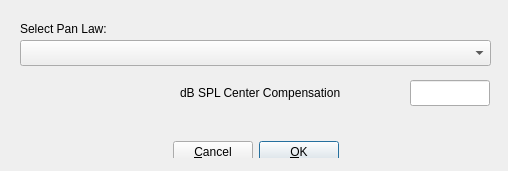
Before: the Qt Designer form src/gui/src/PanLawDialog_UI.ui in hydrogen-music/hydrogen, drawn with Qt 5.
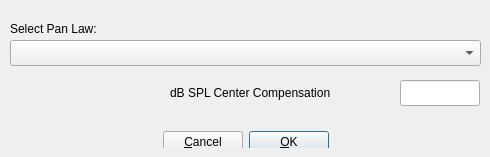
After: the same form once the commit is applied.

```diff
--- a/src/gui/src/PanLawDialog_UI.ui
+++ b/src/gui/src/PanLawDialog_UI.ui
@@ -6,8 +6,8 @@
    <rect>
     <x>0</x>
     <y>0</y>
-    <width>508</width>
-    <height>171</height>
+    <width>490</width>
+    <height>157</height>
    </rect>
   </property>
   <property name="windowTitle">
@@ -16,7 +16,7 @@
   <widget class="QComboBox" name="panLawComboBox">
    <property name="geometry">
     <rect>
-     <x>20</x>
+     <x>10</x>
      <y>40</y>
      <width>471</width>
      <height>26</height>
@@ -38,7 +38,7 @@
   <widget class="QLabel" name="panLawLbl">
    <property name="geometry">
     <rect>
-     <x>20</x>
+     <x>10</x>
      <y>20</y>
      <width>121</width>
      <height>18</height>
@@ -51,7 +51,7 @@
   <widget class="QLabel" name="dBCompensationLbl">
    <property name="geometry">
     <rect>
-     <x>180</x>
+     <x>170</x>
      <y>80</y>
      <width>220</width>
      <height>26</height>
@@ -70,7 +70,7 @@
   <widget class="QLineEdit" name="dBCompensationLineEdit">
    <property name="geometry">
     <rect>
-     <x>410</x>
+     <x>400</x>
      <y>80</y>
      <width>80</width>
      <height>26</height>
@@ -87,8 +87,8 @@
    <property name="geometry">
     <rect>
      <x>10</x>
-     <y>130</y>
-     <width>491</width>
+     <y>120</y>
+     <width>471</width>
      <height>28</height>
     </rect>
    </property>
```
